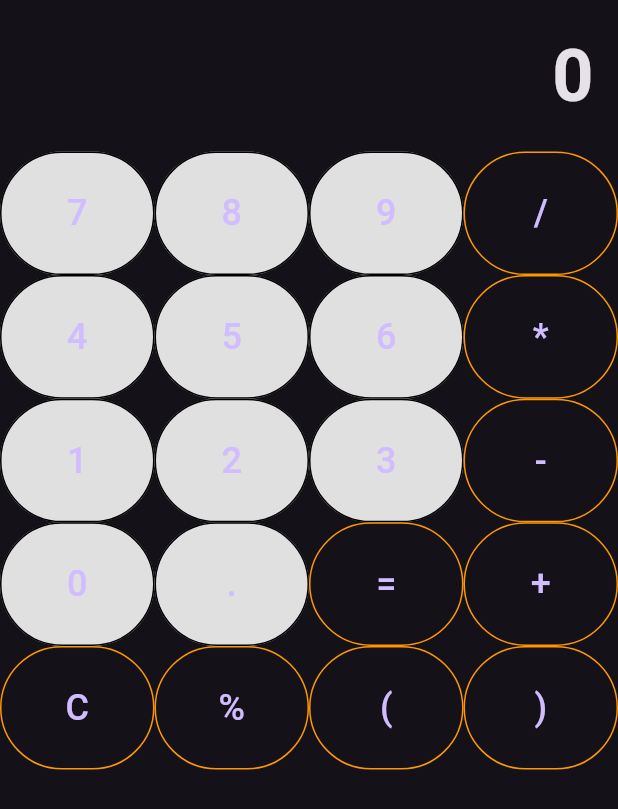
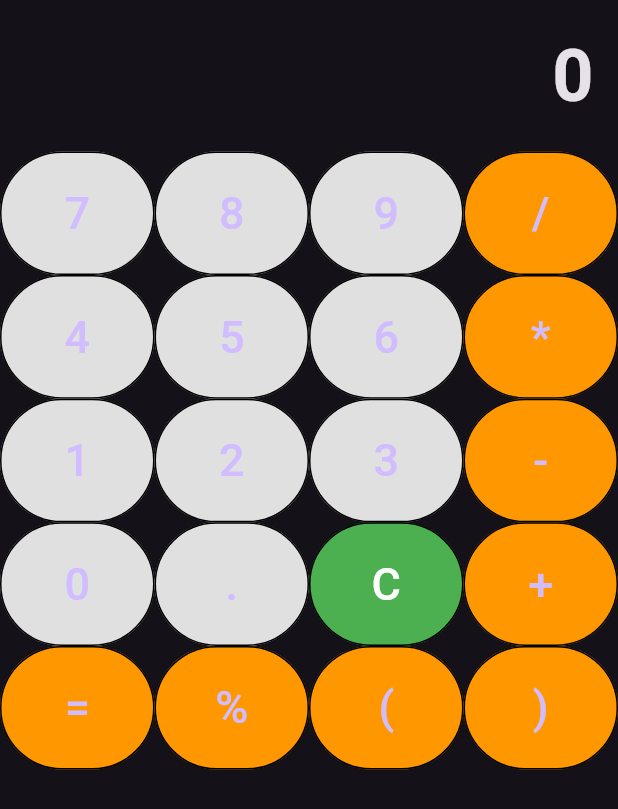
Before and after one commit to Sureka-k/calculator-app, a Flutter app: the screen it shows after launch, on a phone screen of 412 x 824 dp. Shown: the top 809 px of the screen. Run offline on Flutter 3.47's test engine with Material 3 defaults, Android fonts, the phone set to English and light mode, and no system bars.

Commit message:
Update calculator_screen.dart

```diff
--- a/lib/calculator_screen.dart
+++ b/lib/calculator_screen.dart
@@ -45,7 +45,7 @@ class _CalculatorScreenState extends State<CalculatorScreen> {
     if (input.contains('%')) {
       final parts = input.split('%');
       if (parts.length != 2) {
-        throw FormatException('Invalid input');
+        throw const FormatException('Invalid input');
       }
       final value = double.parse(parts[0]);
       final percentage = value / 100;
@@ -57,8 +57,16 @@ class _CalculatorScreenState extends State<CalculatorScreen> {
       input = '0$input'; // Add a leading zero to make it a valid expression
     }
 
+    // Regular expression pattern to match numbers and operators
+    final pattern = RegExp(r'(\d+(\.\d+)?)|([-+*/()])');
+    final matches = pattern.allMatches(input);
+
+    List<String> tokens = [];
+    for (final match in matches) {
+      tokens.add(match.group(0)!);
+    }
+
     // Evaluate the expression using a stack-based algorithm
-    List<String> tokens = input.split('');
     List<dynamic> values = [];
     List<String> operators = [];
 
@@ -161,10 +169,10 @@ class _CalculatorScreenState extends State<CalculatorScreen> {
                     '1', '2', '3', '-',
                   ]),
                   ..._buildButtonRows([
-                    '0', '.', '=', '+',
+                    '0', '.', 'C', '+',
                   ]),
                   ..._buildButtonRows([
-                    'C', '%', '(', ')',
+                    '=', '%', '(', ')',
                   ]),
                 ],
               ),
@@ -185,21 +193,24 @@ class _CalculatorScreenState extends State<CalculatorScreen> {
               onPressed: () => _onButtonPressed(value),
               style: ButtonStyle(
                 backgroundColor: MaterialStateProperty.all<Color>(
-                  value == '+' || value == '-' || value == '*' || value == '/' || value == '=' || value == 'C' || value == '%' || value == '(' || value == ')'
-                      ? Colors.transparent
-                      : Colors.grey[300]!,
+                  value == '+' || value == '-' || value == '*' || value == '/' || value == '=' || value == '%' || value == '(' || value == ')'
+                      ? Colors.orange // Change color for specified buttons
+                      : value == 'C'
+                          ? Colors.green // Change color for "C" button
+                          : Colors.grey[300]!,
                 ),
                 side: MaterialStateProperty.all<BorderSide>(
-                  BorderSide(
-                    color: value == '+' || value == '-' || value == '*' || value == '/' || value == '=' || value == 'C' || value == '%' || value == '(' || value == ')'
-                        ? Colors.orange
-                        : Colors.black,
+                  const BorderSide(
+                    color: Colors.black, // Set border color to black for all buttons
                   ),
                 ),
               ),
               child: Text(
                 value,
-                style: const TextStyle(fontSize: 24),
+                style: TextStyle(
+                  fontSize: 30,
+                  color: value == 'C' ? Colors.white : null, // Change text color for "C" button
+                ),
               ),
             ),
           ),
@@ -207,9 +218,3 @@ class _CalculatorScreenState extends State<CalculatorScreen> {
         .toList();
   }
 }
-
-void main() {
-  runApp(MaterialApp(
-    home: CalculatorScreen(),
-  ));
-}
```
